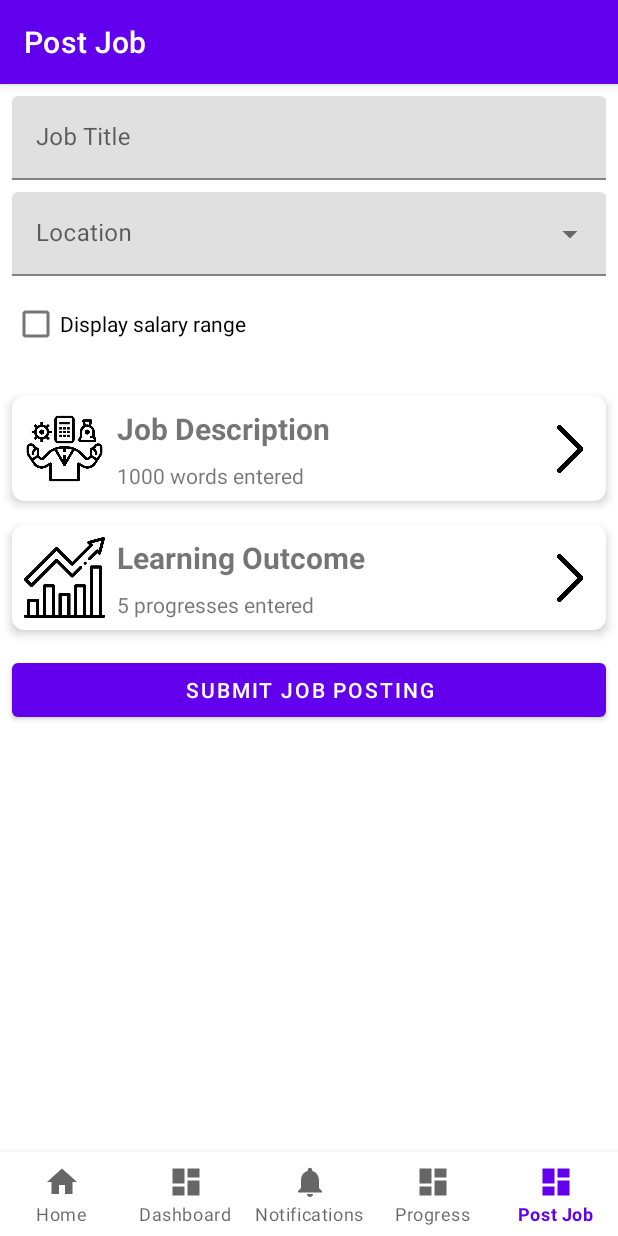
After one commit to zheyang123/ApprenticeStreet, an Android app: the PostJobFragment screen opened through its navigation route, on a phone screen of 412 x 824 dp. The commit adds this screen. Run offline under Robolectric (Android 15) with nearby library versions, the phone set to English and light mode, and no system bars; our stand-ins replace Firebase (no records; nobody signed in at launch, a user with empty details on screens opened directly), data binding, navigation-ui.

Commit message:
WIP Post Job

```diff
--- a/app/build.gradle
+++ b/app/build.gradle
@@ -2,6 +2,7 @@ plugins {
     id 'com.android.application'
     id 'org.jetbrains.kotlin.android'
     id 'com.google.gms.google-services'
+    id 'kotlin-kapt'
 }
 
 android {
@@ -33,12 +34,13 @@ android {
     }
     buildFeatures {
         viewBinding true
+        dataBinding true
     }
 }
 
 dependencies {
 
-    implementation 'androidx.core:core-ktx:1.7.0'
+    implementation 'androidx.core:core-ktx:1.10.0'
     implementation 'androidx.appcompat:appcompat:1.6.1'
     implementation 'com.google.android.material:material:1.8.0'
     implementation 'androidx.constraintlayout:constraintlayout:2.1.4'
@@ -46,7 +48,7 @@ dependencies {
     implementation 'androidx.lifecycle:lifecycle-viewmodel-ktx:2.6.1'
     implementation 'androidx.navigation:navigation-fragment-ktx:2.5.3'
     implementation 'androidx.navigation:navigation-ui-ktx:2.5.3'
-    implementation 'com.google.firebase:firebase-database-ktx:20.1.0'
+    implementation 'com.google.firebase:firebase-database-ktx:20.2.0'
     implementation 'androidx.legacy:legacy-support-v4:1.0.0'
     testImplementation 'junit:junit:4.13.2'
     androidTestImplementation 'androidx.test.ext:junit:1.1.5'
--- a/app/src/main/java/my/rjtechnology/apprenticestreet/MainActivity.kt
+++ b/app/src/main/java/my/rjtechnology/apprenticestreet/MainActivity.kt
@@ -28,7 +28,11 @@ class MainActivity : AppCompatActivity() {
         // menu should be considered as top level destinations.
         val appBarConfiguration = AppBarConfiguration(
             setOf(
-                R.id.navigation_home, R.id.navigation_dashboard, R.id.navigation_notifications, R.id.navigation_progress
+                R.id.navigation_home,
+                R.id.navigation_dashboard,
+                R.id.navigation_notifications,
+                R.id.navigation_progress,
+                R.id.navigation_post_job,
             )
         )
         setupActionBarWithNavController(navController, appBarConfiguration)
--- /dev/null
+++ b/app/src/main/java/my/rjtechnology/apprenticestreet/ui/adapters/FilterlessArrayAdapter.kt
@@ -0,0 +1,26 @@
+package my.rjtechnology.apprenticestreet.ui.adapters
+
+import android.content.Context
+import android.widget.ArrayAdapter
+import android.widget.Filter
+
+class FilterlessArrayAdapter<T>(context: Context, resource: Int, private val items: Array<out T>) :
+    ArrayAdapter<T>(context, resource, items) {
+
+    override fun getFilter(): Filter {
+        return NullFilter()
+    }
+
+    private inner class NullFilter : Filter() {
+        override fun performFiltering(constraint: CharSequence?): FilterResults {
+            val results = FilterResults()
+            results.count = items.size
+            results.values = items
+            return results
+        }
+
+        override fun publishResults(constraint: CharSequence?, results: FilterResults?) {
+            notifyDataSetChanged()
+        }
+    }
+}
--- /dev/null
+++ b/app/src/main/java/my/rjtechnology/apprenticestreet/ui/postjob/PostJobFragment.kt
@@ -0,0 +1,47 @@
+package my.rjtechnology.apprenticestreet.ui.postjob
+
+import android.os.Bundle
+import androidx.fragment.app.Fragment
+import android.view.LayoutInflater
+import android.view.View
+import android.view.ViewGroup
+import androidx.lifecycle.ViewModelProvider
+import my.rjtechnology.apprenticestreet.R
+import my.rjtechnology.apprenticestreet.databinding.FragmentPostJobBinding
+import my.rjtechnology.apprenticestreet.ui.adapters.FilterlessArrayAdapter
+
+class PostJobFragment : Fragment() {
+    override fun onCreateView(
+        inflater: LayoutInflater, container: ViewGroup?, savedInstanceState: Bundle?
+    ): View {
+        val binding = FragmentPostJobBinding.inflate(inflater, container, false)
+        val viewModel = ViewModelProvider(this)[PostJobViewModel::class.java]
+        binding.viewModel = viewModel
+        binding.lifecycleOwner = viewLifecycleOwner
+
+        binding.locationFilledExposedDropdown.setAdapter(
+            FilterlessArrayAdapter(
+                requireContext(),
+                R.layout.item_dropdown_menu_popup,
+                arrayOf(
+                    resources.getString(R.string.johor),
+                    resources.getString(R.string.kedah),
+                    resources.getString(R.string.kelantan),
+                    resources.getString(R.string.kuala_lumpur),
+                    resources.getString(R.string.melaka),
+                    resources.getString(R.string.negeri_sembilan),
+                    resources.getString(R.string.pahang),
+                    resources.getString(R.string.penang),
+                    resources.getString(R.string.perak),
+                    resources.getString(R.string.perlis),
+                    resources.getString(R.string.sabah),
+                    resources.getString(R.string.sarawak),
+                    resources.getString(R.string.selangor),
+                    resources.getString(R.string.terangganu),
+                )
+            )
+        )
+
+        return binding.root
+    }
+}
--- /dev/null
+++ b/app/src/main/java/my/rjtechnology/apprenticestreet/ui/postjob/PostJobViewModel.kt
@@ -0,0 +1,8 @@
+package my.rjtechnology.apprenticestreet.ui.postjob
+
+import androidx.lifecycle.MutableLiveData
+import androidx.lifecycle.ViewModel
+
+class PostJobViewModel : ViewModel() {
+    var showSalaries = MutableLiveData(false)
+}
--- a/app/src/main/res/layout/activity_main.xml
+++ b/app/src/main/res/layout/activity_main.xml
@@ -1,10 +1,11 @@
 <?xml version="1.0" encoding="utf-8"?>
-<androidx.constraintlayout.widget.ConstraintLayout xmlns:android="http://schemas.android.com/apk/res/android"
+
+<androidx.constraintlayout.widget.ConstraintLayout
+    xmlns:android="http://schemas.android.com/apk/res/android"
     xmlns:app="http://schemas.android.com/apk/res-auto"
     android:id="@+id/container"
     android:layout_width="match_parent"
-    android:layout_height="match_parent"
-    android:paddingTop="?attr/actionBarSize">
+    android:layout_height="match_parent">
 
     <com.google.android.material.bottomnavigation.BottomNavigationView
         android:id="@+id/nav_view"
@@ -13,6 +14,7 @@
         android:layout_marginStart="0dp"
         android:layout_marginEnd="0dp"
         android:background="?android:attr/windowBackground"
+        app:labelVisibilityMode="labeled"
         app:layout_constraintBottom_toBottomOf="parent"
         app:layout_constraintLeft_toLeftOf="parent"
         app:layout_constraintRight_toRightOf="parent"
@@ -22,7 +24,7 @@
         android:id="@+id/nav_host_fragment_activity_main"
         android:name="androidx.navigation.fragment.NavHostFragment"
         android:layout_width="match_parent"
-        android:layout_height="match_parent"
+        android:layout_height="0dp"
         app:defaultNavHost="true"
         app:layout_constraintBottom_toTopOf="@id/nav_view"
         app:layout_constraintLeft_toLeftOf="parent"
--- /dev/null
+++ b/app/src/main/res/layout/fragment_post_job.xml
@@ -0,0 +1,274 @@
+<?xml version="1.0" encoding="utf-8"?>
+
+<layout
+    xmlns:android="http://schemas.android.com/apk/res/android"
+    xmlns:app="http://schemas.android.com/apk/res-auto"
+    xmlns:tools="http://schemas.android.com/tools"
+    tools:context=".ui.postjob.PostJobFragment">
+
+    <data>
+        <import type="android.view.View" />
+
+        <variable
+            name="viewModel"
+            type="my.rjtechnology.apprenticestreet.ui.postjob.PostJobViewModel" />
+    </data>
+
+    <ScrollView
+        android:layout_width="match_parent"
+        android:layout_height="match_parent">
+
+        <androidx.constraintlayout.widget.ConstraintLayout
+            android:id="@+id/constraintLayout"
+            android:layout_width="match_parent"
+            android:layout_height="wrap_content">
+
+            <com.google.android.material.textfield.TextInputLayout
+                android:id="@+id/jobTitleContainer"
+                android:layout_width="0dp"
+                android:layout_height="wrap_content"
+                android:layout_marginStart="8dp"
+                android:layout_marginTop="8dp"
+                android:layout_marginEnd="8dp"
+                app:endIconMode="clear_text"
+                app:layout_constraintEnd_toEndOf="parent"
+                app:layout_constraintStart_toStartOf="parent"
+                app:layout_constraintTop_toTopOf="parent">
+
+                <com.google.android.material.textfield.TextInputEditText
+                    android:id="@+id/jobTitle"
+                    android:layout_width="match_parent"
+                    android:layout_height="wrap_content"
+                    android:hint="@string/job_title"
+                    android:textColorHint="#616161"
+                    tools:ignore="TextContrastCheck" />
+
+            </com.google.android.material.textfield.TextInputLayout>
+
+            <com.google.android.material.textfield.TextInputLayout
+                style="@style/Widget.MaterialComponents.TextInputLayout.FilledBox.ExposedDropdownMenu"
+                android:id="@+id/location"
+                android:layout_width="0dp"
+                android:layout_height="wrap_content"
+                android:layout_marginTop="8dp"
+                android:hint="@string/location"
+                android:orientation="horizontal"
+                app:layout_constraintEnd_toEndOf="@+id/jobTitleContainer"
+                app:layout_constraintStart_toStartOf="@+id/jobTitleContainer"
+                app:layout_constraintTop_toBottomOf="@+id/jobTitleContainer">
+
+                <AutoCompleteTextView
+                    android:id="@+id/location_filled_exposed_dropdown"
+                    android:layout_width="match_parent"
+                    android:layout_height="wrap_content"
+                    android:inputType="none"
+                    android:labelFor="@+id/location_filled_exposed_dropdown"
+                    android:textColorHint="#616161"
+                    tools:ignore="TextContrastCheck" />
+
+            </com.google.android.material.textfield.TextInputLayout>
+
+            <CheckBox
+                android:id="@+id/displaySalaries"
+                android:layout_width="wrap_content"
+                android:layout_height="wrap_content"
+                android:layout_marginTop="8dp"
+                android:text="@string/display_salary_range"
+                android:checked="@={viewModel.showSalaries}"
+                app:layout_constraintStart_toStartOf="@+id/location"
+                app:layout_constraintTop_toBottomOf="@+id/location" />
+
+            <androidx.constraintlayout.widget.ConstraintLayout
+                android:id="@+id/salariesContainer"
+                android:layout_width="0dp"
+                android:layout_height="wrap_content"
+                android:layout_marginTop="8dp"
+                app:layout_constraintEnd_toEndOf="@+id/location"
+                app:layout_constraintStart_toStartOf="@+id/displaySalaries"
+                app:layout_constraintTop_toBottomOf="@+id/displaySalaries">
+
+                <com.google.android.material.textfield.TextInputLayout
+                    android:id="@+id/minSalaryContainer"
+                    android:layout_width="0dp"
+                    android:layout_height="wrap_content"
+                    android:visibility="@{viewModel.showSalaries ? View.VISIBLE : View.GONE}"
+                    app:endIconMode="clear_text"
+                    app:layout_constraintEnd_toEndOf="@+id/salariesContainer"
+                    app:layout_constraintStart_toStartOf="@+id/salariesContainer"
+                    app:layout_constraintTop_toTopOf="@+id/salariesContainer">
+
+                    <com.google.android.material.textfield.TextInputEditText
+                        android:id="@+id/minSalary"
+                        android:layout_width="match_parent"
+                        android:layout_height="wrap_content"
+                        android:hint="@string/min_salary_per_month"
+                        android:inputType="number" />
+
+                </com.google.android.material.textfield.TextInputLayout>
+
+                <com.google.android.material.textfield.TextInputLayout
+                    android:id="@+id/maxSalaryContainer"
+                    android:layout_width="0dp"
+                    android:layout_height="wrap_content"
+                    android:layout_marginTop="8dp"
+                    android:visibility="@{viewModel.showSalaries ? View.VISIBLE : View.GONE}"
+                    app:endIconMode="clear_text"
+                    app:layout_constraintEnd_toEndOf="@+id/minSalaryContainer"
+                    app:layout_constraintStart_toStartOf="@+id/minSalaryContainer"
+                    app:layout_constraintTop_toBottomOf="@+id/minSalaryContainer">
+
+                    <com.google.android.material.textfield.TextInputEditText
+                        android:id="@+id/maxSalary"
+                        android:layout_width="match_parent"
+                        android:layout_height="wrap_content"
+                        android:hint="@string/max_salary_per_month"
+                        android:inputType="number" />
+
+                </com.google.android.material.textfield.TextInputLayout>
+            </androidx.constraintlayout.widget.ConstraintLayout>
+
+            <androidx.cardview.widget.CardView
+                android:id="@+id/jobDesc"
+                android:layout_width="0dp"
+                android:layout_height="wrap_content"
+                android:layout_marginTop="16dp"
+                android:clickable="true"
+                android:foreground="?android:attr/selectableItemBackground"
+                app:cardCornerRadius="8dp"
+                app:cardElevation="4dp"
+                app:layout_constraintEnd_toEndOf="@+id/salariesContainer"
+                app:layout_constraintStart_toStartOf="@+id/salariesContainer"
+                app:layout_constraintTop_toBottomOf="@+id/salariesContainer">
+
+                <androidx.constraintlayout.widget.ConstraintLayout
+                    android:layout_width="match_parent"
+                    android:layout_height="match_parent">
+
+                    <ImageView
+                        android:id="@+id/jobDescIcon"
+                        android:layout_width="54dp"
+                        android:layout_height="54dp"
+                        android:layout_marginStart="8dp"
+                        android:layout_marginTop="8dp"
+                        android:layout_marginBottom="8dp"
+                        android:contentDescription="@string/job_desc"
+                        android:src="@drawable/job_desc"
+                        app:layout_constraintBottom_toBottomOf="parent"
+                        app:layout_constraintStart_toStartOf="parent"
+                        app:layout_constraintTop_toTopOf="parent" />
+
+                    <TextView
+                        android:id="@+id/jobDescLabel"
+                        android:layout_width="wrap_content"
+                        android:layout_height="wrap_content"
+                        android:layout_marginStart="8dp"
+                        android:text="@string/job_desc"
+                        android:textSize="20sp"
+                        android:textStyle="bold"
+                        app:layout_constraintStart_toEndOf="@+id/jobDescIcon"
+                        app:layout_constraintTop_toTopOf="@+id/jobDescIcon" />
+
+                    <TextView
+                        android:id="@+id/jobDescSummary"
+                        android:layout_width="wrap_content"
+                        android:layout_height="wrap_content"
+                        android:layout_marginTop="8dp"
+                        android:text="@string/entered_word_count"
+                        app:layout_constraintStart_toStartOf="@+id/jobDescLabel"
+                        app:layout_constraintTop_toBottomOf="@+id/jobDescLabel" />
+
+                    <ImageView
+                        android:id="@+id/showJobDesc"
+                        android:layout_width="32dp"
+                        android:layout_height="48dp"
+                        android:layout_marginTop="8dp"
+                        android:layout_marginEnd="8dp"
+                        android:layout_marginBottom="8dp"
+                        android:contentDescription="@string/show_more"
+                        android:src="@drawable/next"
+                        app:layout_constraintBottom_toBottomOf="parent"
+                        app:layout_constraintEnd_toEndOf="parent"
+                        app:layout_constraintTop_toTopOf="parent" />
+
+                </androidx.constraintlayout.widget.ConstraintLayout>
+            </androidx.cardview.widget.CardView>
+
+            <androidx.cardview.widget.CardView
+                android:id="@+id/learningOutcome"
+                android:layout_width="0dp"
+                android:layout_height="wrap_content"
+                android:layout_marginTop="16dp"
+                android:clickable="true"
+                android:foreground="?android:attr/selectableItemBackground"
+                app:cardElevation="4dp"
+                app:cardCornerRadius="8dp"
+                app:layout_constraintEnd_toEndOf="@+id/jobDesc"
+                app:layout_constraintStart_toStartOf="@+id/jobDesc"
+                app:layout_constraintTop_toBottomOf="@+id/jobDesc">
+
+                <androidx.constraintlayout.widget.ConstraintLayout
+                    android:layout_width="match_parent"
+                    android:layout_height="match_parent">
+
+                    <ImageView
+                        android:id="@+id/learningOutcomeIcon"
+                        android:layout_width="54dp"
+                        android:layout_height="54dp"
+                        android:layout_marginStart="8dp"
+                        android:layout_marginTop="8dp"
+                        android:layout_marginBottom="8dp"
+                        android:contentDescription="@string/learning_outcome"
+                        android:src="@drawable/progress"
+                        app:layout_constraintBottom_toBottomOf="parent"
+                        app:layout_constraintStart_toStartOf="parent"
+                        app:layout_constraintTop_toTopOf="parent" />
+
+                    <TextView
+                        android:id="@+id/learningOutcomeLabel"
+                        android:layout_width="wrap_content"
+                        android:layout_height="wrap_content"
+                        android:layout_marginStart="8dp"
+                        android:text="@string/learning_outcome"
+                        android:textSize="20sp"
+                        android:textStyle="bold"
+                        app:layout_constraintStart_toEndOf="@+id/learningOutcomeIcon"
+                        app:layout_constraintTop_toTopOf="@+id/learningOutcomeIcon" />
+
+                    <TextView
+                        android:id="@+id/learningOutcomeSummary"
+                        android:layout_width="wrap_content"
+                        android:layout_height="wrap_content"
+                        android:layout_marginTop="8dp"
+                        android:text="@string/entered_progress_count"
+                        app:layout_constraintStart_toStartOf="@+id/learningOutcomeLabel"
+                        app:layout_constraintTop_toBottomOf="@+id/learningOutcomeLabel" />
+
+                    <ImageView
+                        android:id="@+id/showLearningOutcome"
+                        android:layout_width="32dp"
+                        android:layout_height="32dp"
+                        android:layout_marginTop="8dp"
+                        android:layout_marginEnd="8dp"
+                        android:layout_marginBottom="8dp"
+                        android:contentDescription="@string/show_more"
+                        android:src="@drawable/next"
+                        app:layout_constraintBottom_toBottomOf="parent"
+                        app:layout_constraintEnd_toEndOf="parent"
+                        app:layout_constraintTop_toTopOf="parent" />
+
+                </androidx.constraintlayout.widget.ConstraintLayout>
+            </androidx.cardview.widget.CardView>
+
+            <Button
+                android:id="@+id/submit"
+                android:layout_width="0dp"
+                android:layout_height="wrap_content"
+                android:layout_marginTop="16dp"
+                android:text="@string/post_job"
+                app:layout_constraintEnd_toEndOf="@+id/learningOutcome"
+                app:layout_constraintStart_toStartOf="@+id/learningOutcome"
+                app:layout_constraintTop_toBottomOf="@+id/learningOutcome" />
+
+        </androidx.constraintlayout.widget.ConstraintLayout>
+    </ScrollView>
+</layout>
--- /dev/null
+++ b/app/src/main/res/layout/item_dropdown_menu_popup.xml
@@ -0,0 +1,11 @@
+<?xml version="1.0" encoding="utf-8"?>
+
+<layout xmlns:android="http://schemas.android.com/apk/res/android">
+    <TextView
+        android:layout_width="match_parent"
+        android:layout_height="wrap_content"
+        android:padding="16dp"
+        android:ellipsize="end"
+        android:maxLines="1"
+        android:textAppearance="?attr/textAppearanceSubtitle1" />
+</layout>
--- a/app/src/main/res/menu/bottom_nav_menu.xml
+++ b/app/src/main/res/menu/bottom_nav_menu.xml
@@ -1,6 +1,6 @@
 <?xml version="1.0" encoding="utf-8"?>
+
 <menu xmlns:android="http://schemas.android.com/apk/res/android">
-
     <item
         android:id="@+id/navigation_home"
         android:icon="@drawable/ic_home_black_24dp"
@@ -15,9 +15,14 @@
         android:id="@+id/navigation_notifications"
         android:icon="@drawable/ic_notifications_black_24dp"
         android:title="@string/title_notifications" />
+
     <item
         android:id="@+id/navigation_progress"
         android:icon="@drawable/ic_dashboard_black_24dp"
         android:title="@string/title_progress" />
 
+    <item
+        android:id="@+id/navigation_post_job"
+        android:icon="@drawable/ic_dashboard_black_24dp"
+        android:title="@string/title_post_job" />
 </menu>
--- a/app/src/main/res/navigation/mobile_navigation.xml
+++ b/app/src/main/res/navigation/mobile_navigation.xml
@@ -1,5 +1,7 @@
 <?xml version="1.0" encoding="utf-8"?>
-<navigation xmlns:android="http://schemas.android.com/apk/res/android"
+
+<navigation
+    xmlns:android="http://schemas.android.com/apk/res/android"
     xmlns:app="http://schemas.android.com/apk/res-auto"
     xmlns:tools="http://schemas.android.com/tools"
     android:id="@+id/mobile_navigation"
@@ -22,9 +24,16 @@
         android:name="my.rjtechnology.apprenticestreet.ui.notifications.NotificationsFragment"
         android:label="@string/title_notifications"
         tools:layout="@layout/fragment_notifications" />
+
     <fragment
         android:id="@+id/navigation_progress"
         android:name="my.rjtechnology.apprenticestreet.ui.progress.ProgressFragment"
         android:label="fragment_progress"
         tools:layout="@layout/fragment_progress" />
+
+    <fragment
+        android:id="@+id/navigation_post_job"
+        android:name="my.rjtechnology.apprenticestreet.ui.postjob.PostJobFragment"
+        android:label="@string/title_post_job"
+        tools:layout="@layout/fragment_post_job" />
 </navigation>
--- a/app/src/main/res/values/strings.xml
+++ b/app/src/main/res/values/strings.xml
@@ -1,9 +1,45 @@
 <resources>
     <string name="app_name">ApprenticeStreet</string>
+
+    <!-- Titles -->
     <string name="title_home">Home</string>
     <string name="title_dashboard">Dashboard</string>
     <string name="title_notifications">Notifications</string>
-    <!-- TODO: Remove or change this placeholder text -->
-    <string name="hello_blank_fragment">Hello blank fragment</string>
     <string name="title_progress">Progress</string>
+    <string name="title_post_job">Post Job</string>
+
+    <!-- Filters -->
+    <string name="job_title">Job Title</string>
+
+    <!-- Job Details -->
+    <string name="job_desc">Job Description</string>
+    <string name="learning_outcome">Learning Outcome</string>
+
+    <!-- Locations -->
+    <string name="johor">Johor</string>
+    <string name="kedah">Kedah</string>
+    <string name="kelantan">Kelantan</string>
+    <string name="kuala_lumpur">Kuala Lumpur</string>
+    <string name="melaka">Melaka</string>
+    <string name="negeri_sembilan">Negeri Sembilan</string>
+    <string name="pahang">Pahang</string>
+    <string name="penang">Penang</string>
+    <string name="perak">Perak</string>
+    <string name="perlis">Perlis</string>
+    <string name="sabah">Sabah</string>
+    <string name="sarawak">Sarawak</string>
+    <string name="selangor">Selangor</string>
+    <string name="terangganu">Terangganu</string>
+
+    <!-- Salaries -->
+    <string name="min_salary_per_month">Min Salary (MYR) / Month</string>
+    <string name="max_salary_per_month">Max Salary (MYR) / Month</string>
+
+    <!-- Labels -->
+    <string name="location">Location</string>
+    <string name="display_salary_range">Display salary range</string>
+    <string name="entered_word_count">1000 words entered</string>
+    <string name="entered_progress_count">5 progresses entered</string>
+    <string name="show_more">Show more</string>
+    <string name="post_job">Submit Job Posting</string>
 </resources>
```
Also changed, not shown: app/src/main/res/drawable/job_desc.png (added), app/src/main/res/drawable/next.png (added), app/src/main/res/drawable/progress.png (added).
